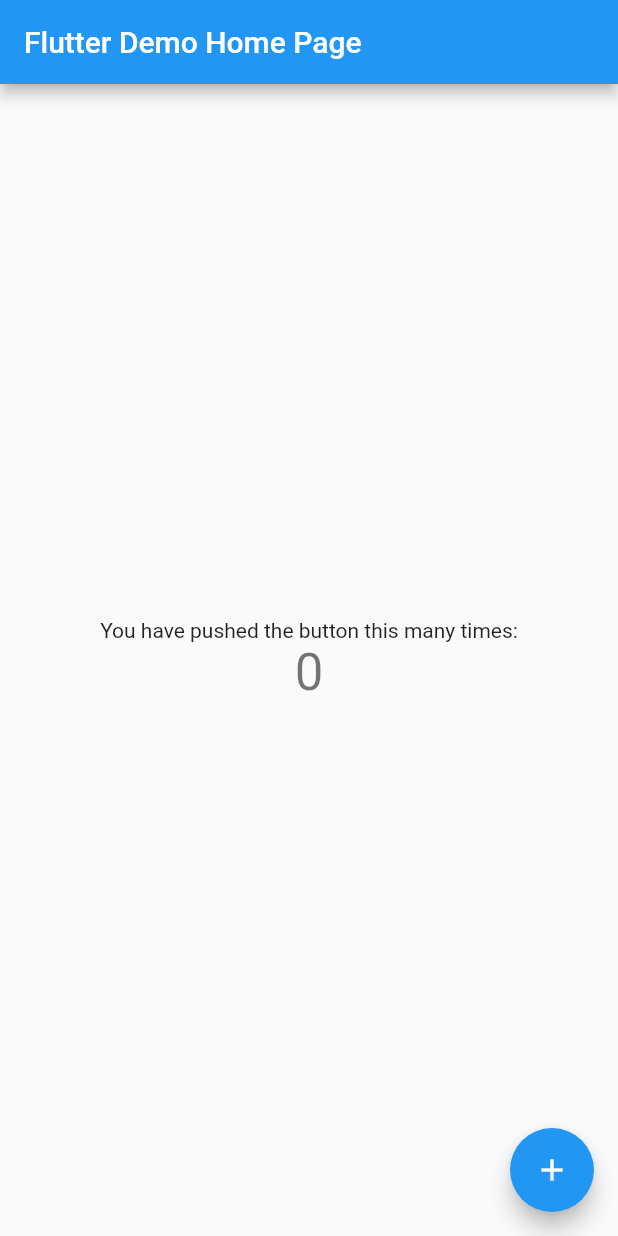
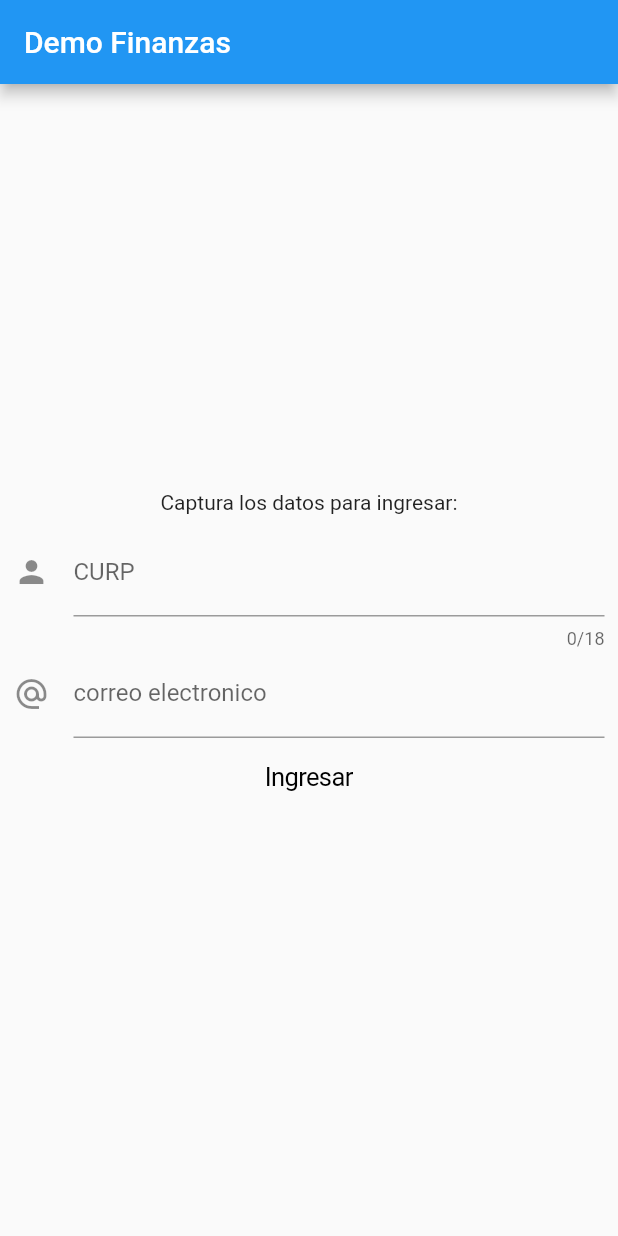
Before and after one commit to Edgarzerocool/alonsofinanzas, a Flutter app: the screen it shows after launch, on a phone screen of 412 x 824 dp. Run offline on Flutter 3.47's test engine with Material 2 defaults, Android fonts, the phone set to English and light mode, and no system bars.

```diff
--- a/lib/main.dart
+++ b/lib/main.dart
@@ -1,4 +1,6 @@
+import 'package:flutter/cupertino.dart';
 import 'package:flutter/material.dart';
+import 'menu.dart';
 
 void main() => runApp(MyApp());
 
@@ -9,33 +11,15 @@ class MyApp extends StatelessWidget {
     return MaterialApp(
       title: 'Demostracion finanzas',
       theme: ThemeData(
-        // This is the theme of your application.
-        //
-        // Try running your application with "flutter run". You'll see the
-        // application has a blue toolbar. Then, without quitting the app, try
-        // changing the primarySwatch below to Colors.green and then invoke
-        // "hot reload" (press "r" in the console where you ran "flutter run",
-        // or simply save your changes to "hot reload" in a Flutter IDE).
-        // Notice that the counter didn't reset back to zero; the application
-        // is not restarted.
         primarySwatch: Colors.blue,
       ),
-      home: MyHomePage(title: 'Flutter Demo Home Page'),
+      home: MyHomePage(title: 'Demo Finanzas'),
     );
   }
 }
 
 class MyHomePage extends StatefulWidget {
   MyHomePage({Key key, this.title}) : super(key: key);
-
-  // This widget is the home page of your application. It is stateful, meaning
-  // that it has a State object (defined below) that contains fields that affect
-  // how it looks.
-
-  // This class is the configuration for the state. It holds the values (in this
-  // case the title) provided by the parent (in this case the App widget) and
-  // used by the build method of the State. Fields in a Widget subclass are
-  // always marked "final".
 
   final String title;
 
@@ -44,27 +28,42 @@ class MyHomePage extends StatefulWidget {
 }
 
 class _MyHomePageState extends State<MyHomePage> {
-  int _counter = 0;
 
-  void _incrementCounter() {
-    setState(() {
-      // This call to setState tells the Flutter framework that something has
-      // changed in this State, which causes it to rerun the build method below
-      // so that the display can reflect the updated values. If we changed
-      // _counter without calling setState(), then the build method would not be
-      // called again, and so nothing would appear to happen.
-      _counter++;
-    });
+  bool validacionCurp (String curp) {
+    return RegExp(
+        r"[A-Z]{1}[AEIOU]{1}[A-Z]{2}[0-9]{2}(0[1-9]|1[0-2])(0[1-9]|1[0-9]|2[0-9]|3[0-1])[HM]{1}(AS|BC|BS|CC|CS|CH|CL|CM|DF|DG|GT|GR|HG|JC|MC|MN|MS|NT|NL|OC|PL|QT|QR|SP|SL|SR|TC|TS|TL|VZ|YN|ZS|NE)" +
+            "[B-DF-HJ-NP-TV-Z]{3}[0-9A-Z]{1}[0-9]{1}")
+        .hasMatch(curp);
+  }
+
+  bool validacionEmail (String mail) {
+    return RegExp(
+        r"^[a-zA-Z0-9.a-zA-Z0-9.!#$%&'*+-/=?^_`{|}~]+@[a-zA-Z0-9.!#$%&'*+-/=?^_`{|}~]+\.[a-zA-Z]+")
+        .hasMatch(mail);
+  }
+
+  mostrarAlerta (){
+     showDialog(
+       context: context,
+       builder: (_) =>  AlertDialog(
+        title: Text("Error"),
+        content: Text("Verifique que los datos esten llenados correctamente, la CURP es en mayusculas"),
+        actions: <Widget>[
+          FlatButton(
+            onPressed: () {
+              Navigator.pop(context);
+            },
+            child: const Text('Aceptar'),
+          )
+        ],
+    ),
+     );
   }
 
   @override
   Widget build(BuildContext context) {
-    // This method is rerun every time setState is called, for instance as done
-    // by the _incrementCounter method above.
-    //
-    // The Flutter framework has been optimized to make rerunning build methods
-    // fast, so that you can just rebuild anything that needs updating rather
-    // than having to individually change instances of widgets.
+    TextEditingController curp = new TextEditingController();
+    TextEditingController email = new TextEditingController();
     return Scaffold(
       appBar: AppBar(
         // Here we take the value from the MyHomePage object that was created by
@@ -75,36 +74,50 @@ class _MyHomePageState extends State<MyHomePage> {
         // Center is a layout widget. It takes a single child and positions it
         // in the middle of the parent.
         child: Column(
-          // Column is also a layout widget. It takes a list of children and
-          // arranges them vertically. By default, it sizes itself to fit its
-          // children horizontally, and tries to be as tall as its parent.
-          //
-          // Invoke "debug painting" (press "p" in the console, choose the
-          // "Toggle Debug Paint" action from the Flutter Inspector in Android
-          // Studio, or the "Toggle Debug Paint" command in Visual Studio Code)
-          // to see the wireframe for each widget.
-          //
-          // Column has various properties to control how it sizes itself and
-          // how it positions its children. Here we use mainAxisAlignment to
-          // center the children vertically; the main axis here is the vertical
-          // axis because Columns are vertical (the cross axis would be
-          // horizontal).
           mainAxisAlignment: MainAxisAlignment.center,
           children: <Widget>[
             Text(
-              'You have pushed the button this many times:',
+              'Captura los datos para ingresar:',
             ),
-            Text(
-              '$_counter',
-              style: Theme.of(context).textTheme.display1,
+            Center(
+                child:  Padding( padding: EdgeInsets.all(9.0),
+                  child: Column(
+                    children: <Widget>[
+                      TextFormField(
+                      controller: curp,
+                        maxLength: 18,
+                        keyboardType: TextInputType.text,
+                        decoration: const InputDecoration(
+                          icon: Icon(Icons.person),
+                          hintText: 'Ingrese CURP',
+                          labelText: 'CURP',
+                        ),
+                      ),
+                      TextFormField(
+                        controller: email,
+                        keyboardType: TextInputType.emailAddress,
+                        decoration: const InputDecoration(
+                          icon: Icon(Icons.alternate_email),
+                          hintText: 'Ingrese correo electronico',
+                          labelText: 'correo electronico',
+                        ),
+                      ),
+                      CupertinoButton(
+                          child: Text("Ingresar", style: TextStyle(color: Colors.black),),
+                          onPressed: (){
+                            if(validacionEmail(email.text) && validacionCurp(curp.text)){
+                              Navigator.push(context,
+                                MaterialPageRoute(builder: (context) => const menu()),);
+                            }else{
+                              mostrarAlerta();
+                            }
+                          })
+                    ],
+                  ),
+                )
             ),
           ],
         ),
-      ),
-      floatingActionButton: FloatingActionButton(
-        onPressed: _incrementCounter,
-        tooltip: 'Increment',
-        child: Icon(Icons.add),
       ), // This trailing comma makes auto-formatting nicer for build methods.
     );
   }
```
Also changed, not shown: 1 other file.
